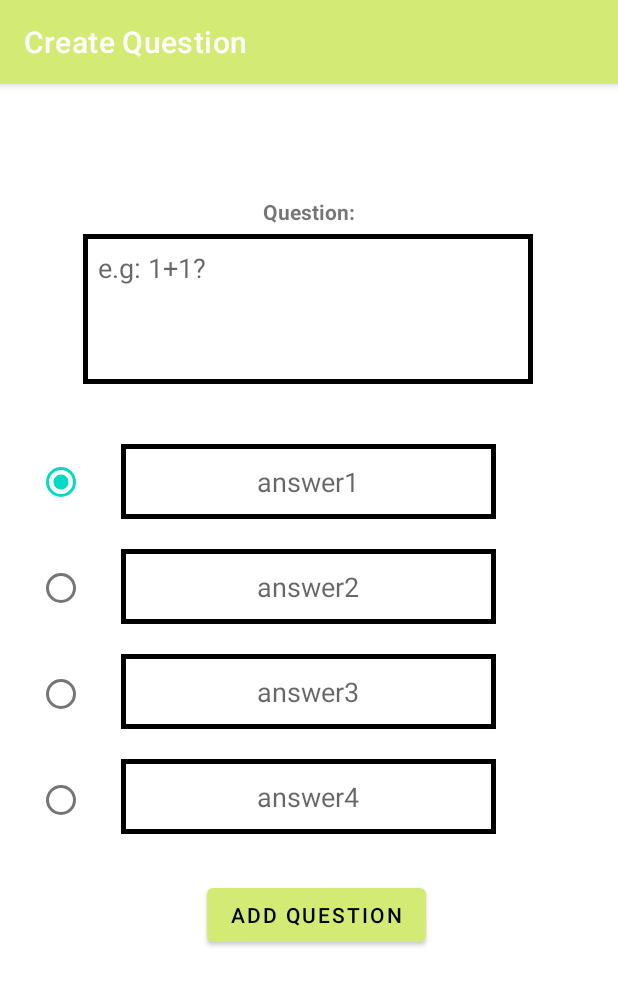
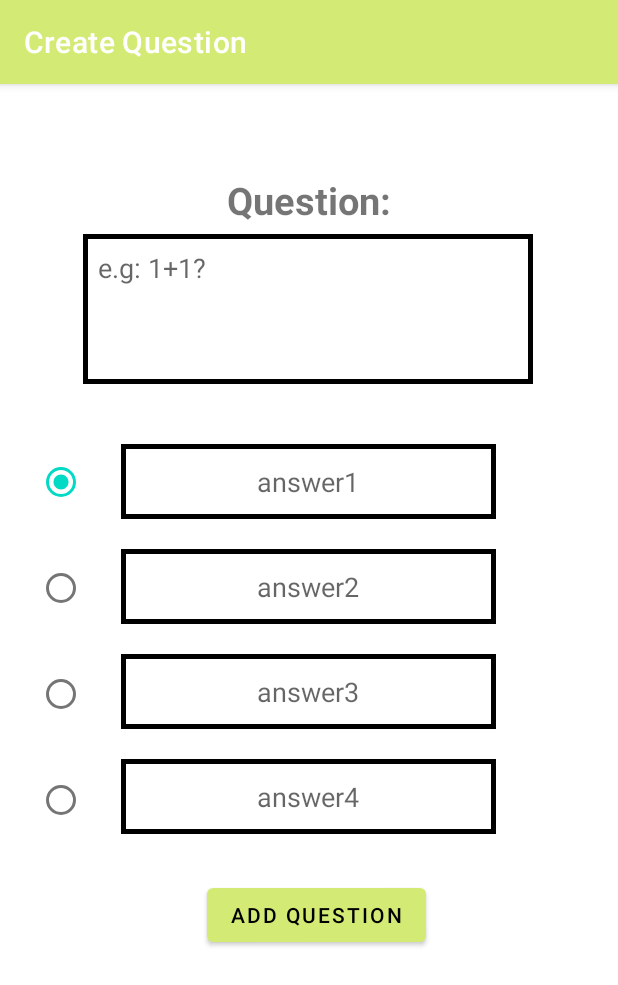
Before and after one commit to Xavionic/GoQuiz, an Android app: the TeacherCreateQuestionActivity screen opened directly, with no data from a screen before it, on a phone screen of 412 x 824 dp. Shown: the top 985 px of the screen. Run offline under Robolectric (Android 15) with nearby library versions, the phone set to English and light mode, and no system bars; our stand-ins replace Firebase (no records; nobody signed in at launch, a user with empty details on screens opened directly).

Commit message:
Arranging app layout

```diff
--- a/app/src/main/res/layout/activity_login.xml
+++ b/app/src/main/res/layout/activity_login.xml
@@ -4,6 +4,7 @@
     xmlns:tools="http://schemas.android.com/tools"
     android:layout_width="match_parent"
     android:layout_height="match_parent"
+    android:background="@color/white"
     tools:context=".authentication.LoginActivity">
 
     <androidx.cardview.widget.CardView
--- a/app/src/main/res/layout/activity_register.xml
+++ b/app/src/main/res/layout/activity_register.xml
@@ -4,6 +4,7 @@
     xmlns:tools="http://schemas.android.com/tools"
     android:layout_width="match_parent"
     android:layout_height="match_parent"
+    android:background="@color/white"
     tools:context=".authentication.RegisterActivity">
 
     <RadioGroup
--- a/app/src/main/res/layout/teacher_create_question.xml
+++ b/app/src/main/res/layout/teacher_create_question.xml
@@ -44,6 +44,7 @@
         android:layout_height="wrap_content"
         android:layout_marginBottom="5dp"
         android:text="Question:"
+        android:textSize="25sp"
         android:gravity="center"
         android:textStyle="bold"
         app:layout_constraintBottom_toTopOf="@+id/editTextQuestion"
--- a/app/src/main/res/layout/teacher_create_quiz.xml
+++ b/app/src/main/res/layout/teacher_create_quiz.xml
@@ -43,7 +43,7 @@
         android:layout_width="0dp"
         android:layout_height="wrap_content"
         android:layout_marginBottom="5dp"
-        android:text="Description:"
+        android:text="Quiz Name:"
         android:gravity="center"
         android:textStyle="bold"
         app:layout_constraintBottom_toTopOf="@+id/editTextDescription"
--- a/app/src/main/res/layout/teacher_uncompleted_fragment_detail.xml
+++ b/app/src/main/res/layout/teacher_uncompleted_fragment_detail.xml
@@ -74,7 +74,8 @@
         android:layout_width="match_parent"
         android:layout_height="wrap_content"
         android:gravity="center"
-        android:text="Question lists:" />
+        android:text="Question lists:"
+        android:textSize="25sp"/>
 
     <androidx.fragment.app.FragmentContainerView
         android:id="@+id/viewPagerQuestion"
```
